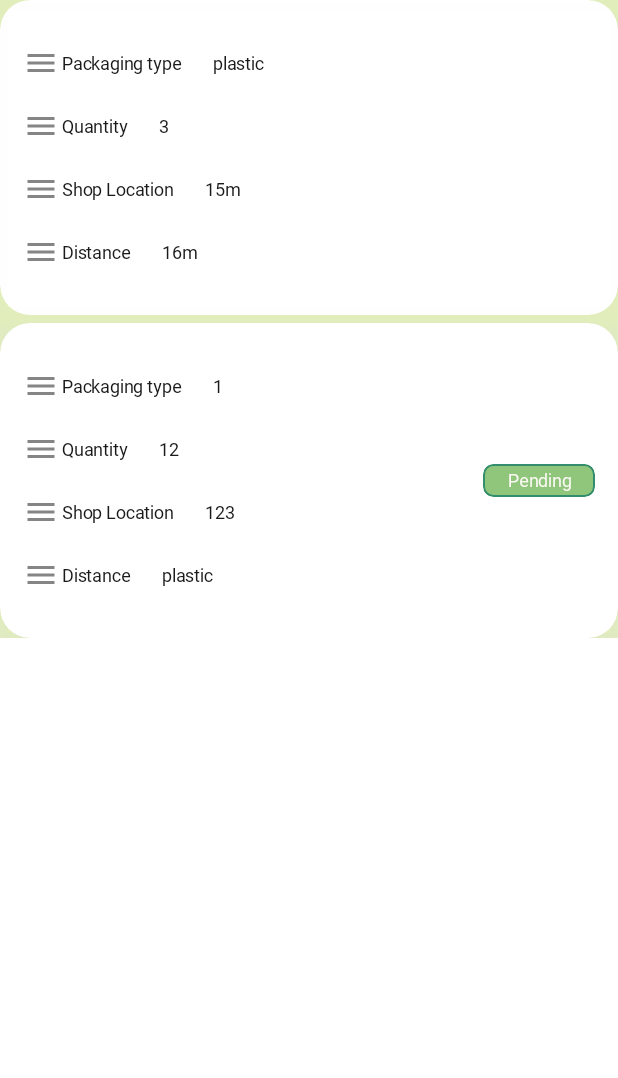
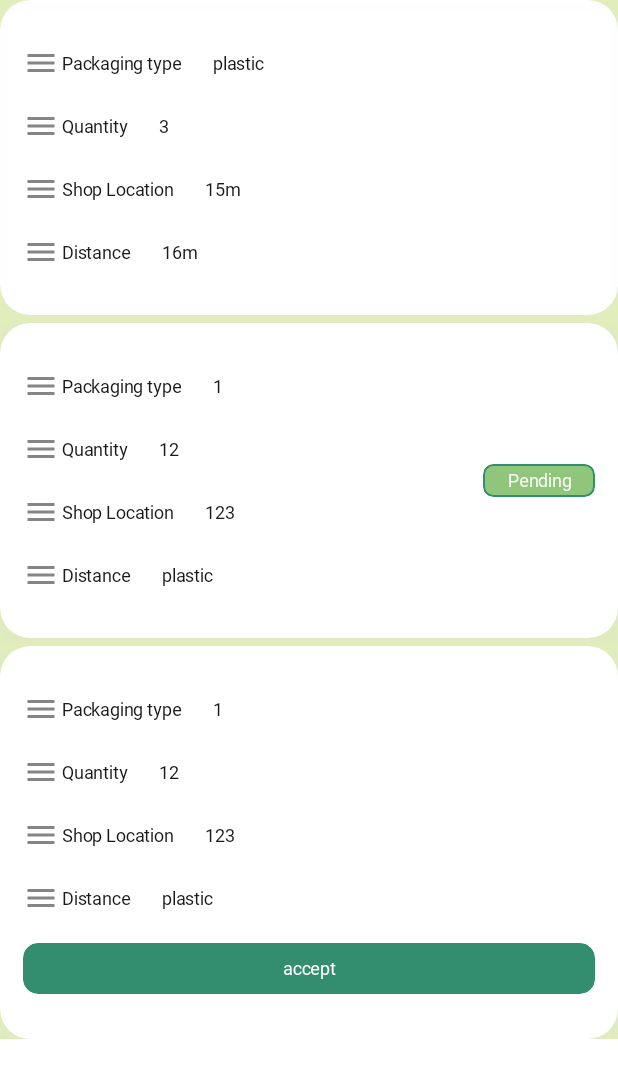
Before and after one commit to GDSC-DGU/2025-APAC-SolutionChallenge-Circuler, an Android app built with Jetpack Compose: the @Preview function CirculoListCardPreview, on a phone screen of 412 x 824 dp. Shown: the top 1078 px of the screen. Run offline under Robolectric (Android 15) with nearby library versions, the phone set to English and light mode, and no system bars; Roboto replaces fonts that are not available here.

Commit message:
feature/#33: CirculoListCardWithButton 구현

```diff
--- /dev/null
+++ b/client/app/src/main/java/com/example/circuler/presentation/core/component/CirculoButton.kt
@@ -0,0 +1,81 @@
+package com.example.circuler.presentation.core.component
+
+import androidx.compose.foundation.background
+import androidx.compose.foundation.clickable
+import androidx.compose.foundation.layout.Arrangement
+import androidx.compose.foundation.layout.Column
+import androidx.compose.foundation.layout.fillMaxWidth
+import androidx.compose.foundation.layout.padding
+import androidx.compose.material3.Text
+import androidx.compose.runtime.Composable
+import androidx.compose.ui.Alignment
+import androidx.compose.ui.Modifier
+import androidx.compose.ui.graphics.Color
+import androidx.compose.ui.text.TextStyle
+import androidx.compose.ui.text.style.TextAlign
+import androidx.compose.ui.tooling.preview.Preview
+import androidx.compose.ui.unit.Dp
+import androidx.compose.ui.unit.dp
+import com.example.circuler.presentation.core.extension.roundedBackgroundWithBorder
+import com.example.circuler.ui.theme.CirculerTheme
+
+@Composable
+fun CirculoButton(
+    text: String,
+    onClick: () -> Unit,
+    modifier: Modifier = Modifier,
+    isEnabled: Boolean = true,
+    backgroundColor: Color = CirculerTheme.colors.green1,
+    textColor: Color = CirculerTheme.colors.grayScale1,
+    enabledColor: Color = Color.Transparent,
+    borderColor: Color = Color.Transparent,
+    borderWidth: Dp = 0.dp,
+    verticalPadding: Dp = 18.dp,
+    textStyle: TextStyle = CirculerTheme.typography.title2Sb16
+) {
+    Text(
+        text = text,
+        textAlign = TextAlign.Center,
+        style = textStyle,
+        color = textColor,
+        modifier = modifier
+            .fillMaxWidth()
+            .roundedBackgroundWithBorder(
+                cornerRadius = 10.dp,
+                backgroundColor = if (isEnabled) backgroundColor else enabledColor,
+                borderColor = borderColor,
+                borderWidth = borderWidth
+            )
+            .run {
+                if (isEnabled) clickable(onClick = onClick) else this
+            }
+            .padding(vertical = verticalPadding)
+    )
+}
+
+@Preview(showBackground = true)
+@Composable
+fun CirculoButtonPreview() {
+    CirculerTheme {
+        Column(
+            modifier = Modifier
+                .background(CirculerTheme.colors.green4),
+            verticalArrangement = Arrangement.spacedBy(5.dp, alignment = Alignment.CenterVertically)
+        ) {
+            CirculoButton(
+                text = "submit",
+                onClick = {}
+            )
+
+            CirculoButton(
+                text = "Yes, it’s correct",
+                onClick = {}
+            )
+
+            CirculoButton(
+                text = "delivery request",
+                onClick = {}
+            )
+        }
+    }
+}
--- a/client/app/src/main/java/com/example/circuler/presentation/core/component/CirculoListCard.kt
+++ b/client/app/src/main/java/com/example/circuler/presentation/core/component/CirculoListCard.kt
@@ -150,6 +150,64 @@ fun CirculoListCardWithMethod(
     }
 }
 
+//todo: entity 수정가능성
+@Composable
+fun CirculoListCardWithButton(
+    listCardWithMethodEntity: ListCardWithMethodEntity,
+    modifier: Modifier = Modifier,
+    onButtonClick: () -> Unit = {},
+) {
+    Box(
+        contentAlignment = Alignment.CenterStart,
+        modifier = modifier
+            .fillMaxWidth()
+            .customShadow(
+                spotColor = CirculerTheme.colors.grayScale5,
+                ambientColor = CirculerTheme.colors.grayScale5
+            )
+            .roundedBackgroundWithBorder(
+                cornerRadius = 20.dp,
+                backgroundColor = CirculerTheme.colors.grayScale1,
+            )
+            .clip(
+                shape = RoundedCornerShape(20.dp)
+            )
+            .padding(horizontal = 15.dp, vertical = 30.dp),
+    ) {
+        Column(
+            verticalArrangement = Arrangement.spacedBy(18.dp, alignment = Alignment.CenterVertically)
+        ) {
+            CirculoTextWithIcon(
+                icon = Icons.Outlined.Menu,
+                title = "Packaging type",
+                subTitle = listCardWithMethodEntity.id
+            )
+            CirculoTextWithIcon(
+                icon = Icons.Outlined.Menu,
+                title = "Quantity",
+                subTitle = listCardWithMethodEntity.quantity
+            )
+            CirculoTextWithIcon(
+                icon = Icons.Outlined.Menu,
+                title = "Shop Location",
+                subTitle = listCardWithMethodEntity.location
+            )
+            CirculoTextWithIcon(
+                icon = Icons.Outlined.Menu,
+                title = "Distance",
+                subTitle = listCardWithMethodEntity.method
+            )
+
+            CirculoButton(
+                text = "accept",
+                textStyle = CirculerTheme.typography.body4R12,
+                verticalPadding = 10.dp,
+                onClick = onButtonClick
+            )
+        }
+    }
+}
+
 
 @Preview
 @Composable
@@ -179,6 +237,15 @@ private fun CirculoListCardPreview() {
                     quantity = "12"
                 )
             )
+
+            CirculoListCardWithButton(
+                listCardWithMethodEntity = ListCardWithMethodEntity(
+                    id = "1",
+                    location = "123",
+                    method = "plastic",
+                    quantity = "12"
+                )
+            )
         }
     }
 }
```
